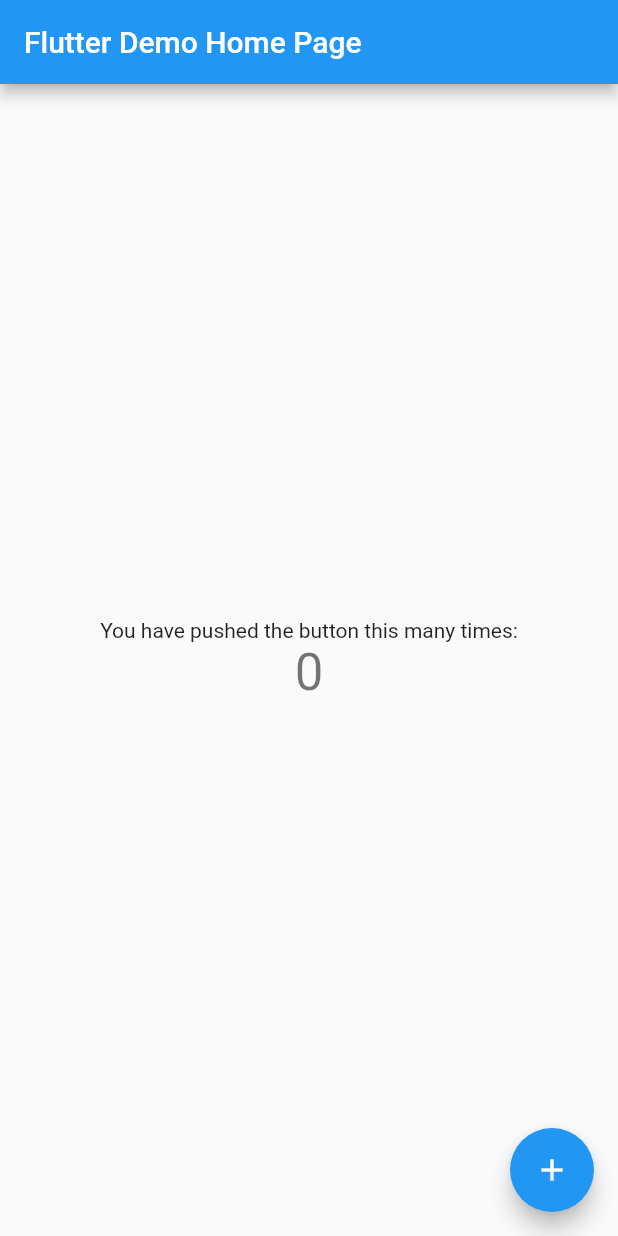
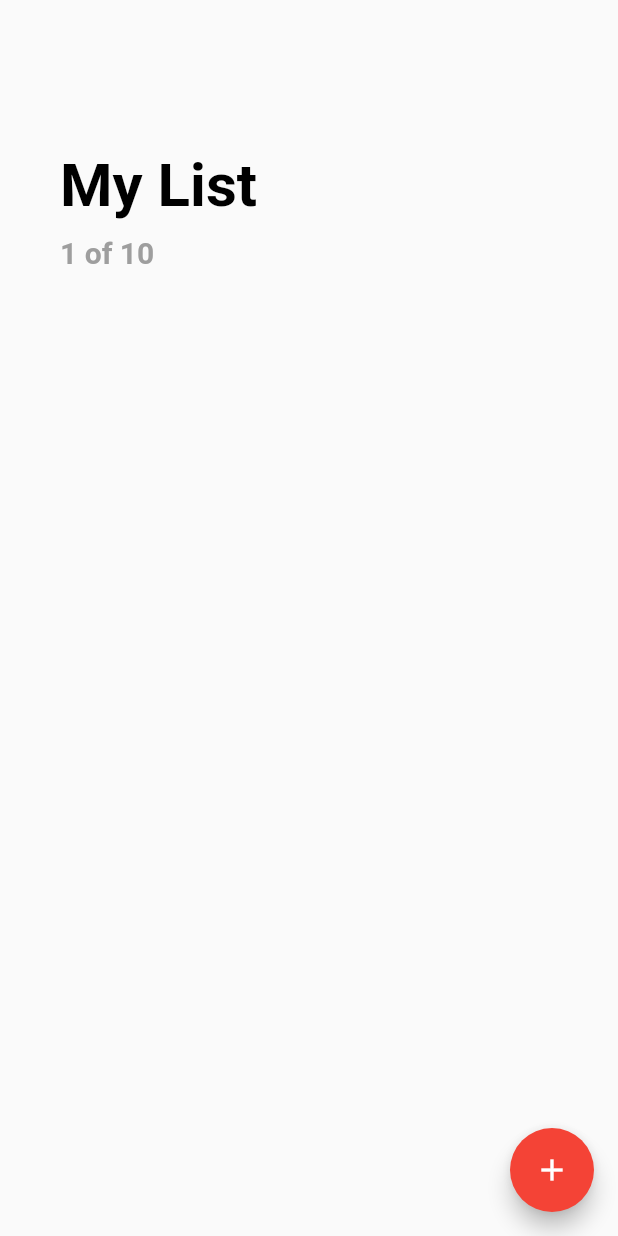
Before and after one commit to ritik1305/MyWatchlist, a Flutter app: the screen it shows after launch, on a phone screen of 412 x 824 dp. Run offline on Flutter 3.47's test engine with Material 2 defaults, Android fonts, the phone set to English and light mode, and no system bars.

Commit message:
added home screen

```diff
--- a/lib/main.dart
+++ b/lib/main.dart
@@ -1,4 +1,6 @@
 import 'package:flutter/material.dart';
+
+import 'screens/my_watch_list.dart';
 
 void main() {
   runApp(MyApp());
@@ -9,105 +11,12 @@
   @override
   Widget build(BuildContext context) {
     return MaterialApp(
-      title: 'Flutter Demo',
+      title: 'My Watchlist',
+      debugShowCheckedModeBanner: false,
       theme: ThemeData(
-        // This is the theme of your application.
-        //
-        // Try running your application with "flutter run". You'll see the
-        // application has a blue toolbar. Then, without quitting the app, try
-        // changing the primarySwatch below to Colors.green and then invoke
-        // "hot reload" (press "r" in the console where you ran "flutter run",
-        // or simply save your changes to "hot reload" in a Flutter IDE).
-        // Notice that the counter didn't reset back to zero; the application
-        // is not restarted.
-        primarySwatch: Colors.blue,
+        primarySwatch: Colors.red,
       ),
-      home: MyHomePage(title: 'Flutter Demo Home Page'),
+      home: MyWatchListScreen(),
     );
   }
 }
-
-class MyHomePage extends StatefulWidget {
-  MyHomePage({Key? key, required this.title}) : super(key: key);
-
-  // This widget is the home page of your application. It is stateful, meaning
-  // that it has a State object (defined below) that contains fields that affect
-  // how it looks.
-
-  // This class is the configuration for the state. It holds the values (in this
-  // case the title) provided by the parent (in this case the App widget) and
-  // used by the build method of the State. Fields in a Widget subclass are
-  // always marked "final".
-
-  final String title;
-
-  @override
-  _MyHomePageState createState() => _MyHomePageState();
-}
-
-class _MyHomePageState extends State<MyHomePage> {
-  int _counter = 0;
-
-  void _incrementCounter() {
-    setState(() {
-      // This call to setState tells the Flutter framework that something has
-      // changed in this State, which causes it to rerun the build method below
-      // so that the display can reflect the updated values. If we changed
-      // _counter without calling setState(), then the build method would not be
-      // called again, and so nothing would appear to happen.
-      _counter++;
-    });
-  }
-
-  @override
-  Widget build(BuildContext context) {
-    // This method is rerun every time setState is called, for instance as done
-    // by the _incrementCounter method above.
-    //
-    // The Flutter framework has been optimized to make rerunning build methods
-    // fast, so that you can just rebuild anything that needs updating rather
-    // than having to individually change instances of widgets.
-    return Scaffold(
-      appBar: AppBar(
-        // Here we take the value from the MyHomePage object that was created by
-        // the App.build method, and use it to set our appbar title.
-        title: Text(widget.title),
-      ),
-      body: Center(
-        // Center is a layout widget. It takes a single child and positions it
-        // in the middle of the parent.
-        child: Column(
-          // Column is also a layout widget. It takes a list of children and
-          // arranges them vertically. By default, it sizes itself to fit its
-          // children horizontally, and tries to be as tall as its parent.
-          //
-          // Invoke "debug painting" (press "p" in the console, choose the
-          // "Toggle Debug Paint" action from the Flutter Inspector in Android
-          // Studio, or the "Toggle Debug Paint" command in Visual Studio Code)
-          // to see the wireframe for each widget.
-          //
-          // Column has various properties to control how it sizes itself and
-          // how it positions its children. Here we use mainAxisAlignment to
-          // center the children vertically; the main axis here is the vertical
-          // axis because Columns are vertical (the cross axis would be
-          // horizontal).
-          mainAxisAlignment: MainAxisAlignment.center,
-          children: <Widget>[
-            Text(
-              'You have pushed the button this many times:',
-            ),
-            Text(
-              '$_counter',
-              style: Theme.of(context).textTheme.headline4,
-            ),
-          ],
-        ),
-      ),
-      floatingActionButton: FloatingActionButton(
-        onPressed: _incrementCounter,
-        tooltip: 'Increment',
-        child: Icon(Icons.add),
-      ), // This trailing comma makes auto-formatting nicer for build methods.
-    );
-  }
-}
--- /dev/null
+++ b/lib/screens/my_watch_list.dart
@@ -0,0 +1,55 @@
+import 'package:flutter/material.dart';
+
+class MyWatchListScreen extends StatefulWidget {
+  const MyWatchListScreen({Key? key}) : super(key: key);
+
+  @override
+  _MyWatchListScreenState createState() => _MyWatchListScreenState();
+}
+
+class _MyWatchListScreenState extends State<MyWatchListScreen> {
+  @override
+  Widget build(BuildContext context) {
+    return Scaffold(
+      floatingActionButton: FloatingActionButton(
+        backgroundColor: Theme.of(context).primaryColor,
+        child: Icon(Icons.add),
+        onPressed: () => print('Navigate to add task  screen'),
+      ),
+      body: ListView.builder(
+        padding: EdgeInsets.symmetric(vertical: 80.0),
+        itemCount: 1,
+        itemBuilder: (BuildContext context, int index) {
+          if (index == 0) {
+            return Padding(
+              padding: EdgeInsets.symmetric(horizontal: 40.0, vertical: 20.0),
+              child: Column(
+                crossAxisAlignment: CrossAxisAlignment.start,
+                children: <Widget>[
+                  Text(
+                    'My List',
+                    style: TextStyle(
+                        color: Colors.black,
+                        fontSize: 40.0,
+                        fontWeight: FontWeight.bold),
+                  ),
+                  SizedBox(
+                    height: 10.0,
+                  ),
+                  Text(
+                    '1 of 10',
+                    style: TextStyle(
+                        color: Colors.grey,
+                        fontSize: 20.0,
+                        fontWeight: FontWeight.w600),
+                  ),
+                ],
+              ),
+            );
+          }
+          return Text('');
+        },
+      ),
+    );
+  }
+}
```
